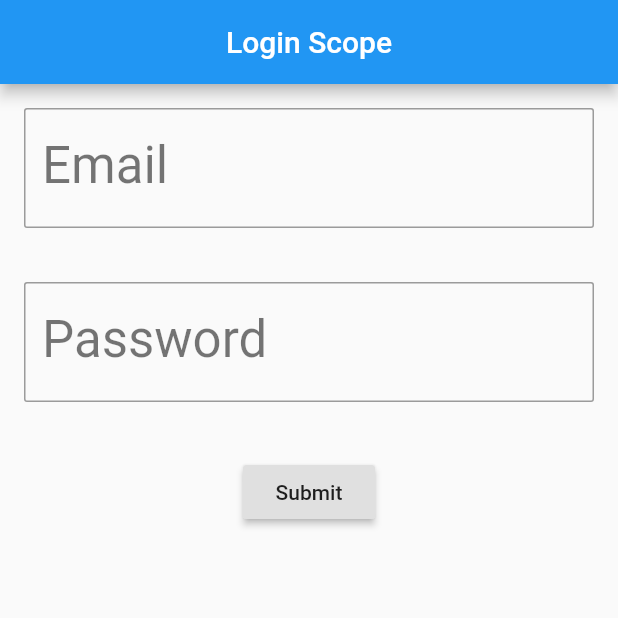
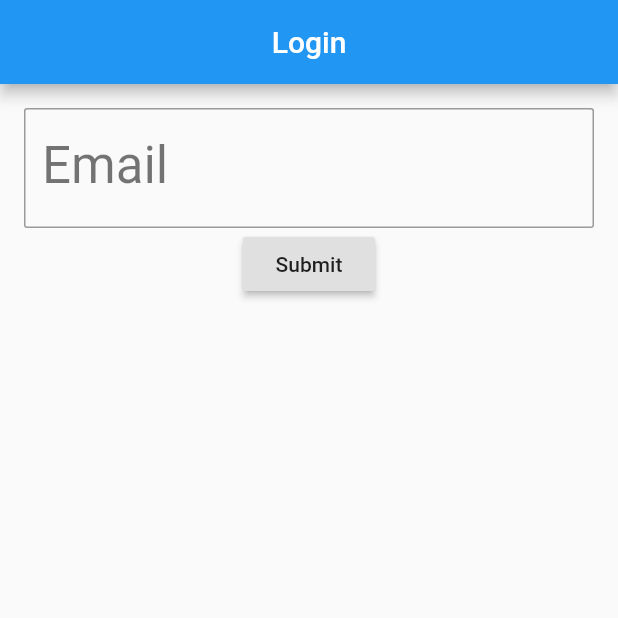
Before and after one commit to akashmehta/ExploreFlutter, a Flutter app: the screen it shows after launch, on a phone screen of 412 x 824 dp, the top half of it. Run offline on Flutter 3.47's test engine with Material 2 defaults, Android fonts, the phone set to English and light mode, and no system bars; our stand-ins replace rxdart; generated files the repository leaves out were written again.

Commit message:
Login page using inherited widget.

```diff
--- /dev/null
+++ b/lib/inheritedWidget/login.dart
@@ -0,0 +1,24 @@
+import 'package:flutter/cupertino.dart';
+import 'package:flutter/material.dart';
+import 'package:flutter_app/inheritedWidget/login_page.dart';
+import 'package:flutter_app/inheritedWidget/name_handler.dart';
+import 'package:flutter_app/inheritedWidget/name_provider.dart';
+import 'package:flutter_app/inheritedWidget/show_name.dart';
+
+class LoginWidget extends StatelessWidget {
+  @override
+  Widget build(BuildContext context) {
+    return Scaffold(
+      appBar: AppBar(
+        title: Text("Login"),
+        centerTitle: true,
+      ),
+      body: Center(
+        child: Padding(
+          padding: EdgeInsets.all(16),
+          child: LoginPage(),
+        ),
+      ),
+    );
+  }
+}
--- /dev/null
+++ b/lib/inheritedWidget/login_page.dart
@@ -0,0 +1,53 @@
+import 'package:flutter/cupertino.dart';
+import 'package:flutter/material.dart';
+import 'package:flutter_app/inheritedWidget/name_handler.dart';
+import 'package:flutter_app/inheritedWidget/name_provider.dart';
+import 'package:flutter_app/inheritedWidget/show_name.dart';
+
+const labelUserName = "Email";
+const labelSubmit = "Submit";
+
+class LoginPage extends StatefulWidget {
+  LoginPage();
+
+  @override
+  _LoginPageState createState() => _LoginPageState();
+}
+
+class _LoginPageState extends State<LoginPage> {
+  String userName = "";
+
+  void setName(String userName) {
+    this.userName = userName;
+  }
+  var nameHandler = new NameHandler("");
+
+  @override
+  Widget build(BuildContext context) {
+    return NameProvider(
+      nameHandler: nameHandler,
+      child: Column(
+        children: <Widget>[
+          TextField(
+            style: Theme.of(context).textTheme.display1,
+            decoration: InputDecoration(
+                labelText: labelUserName,
+                labelStyle: Theme.of(context).textTheme.display1,
+                border:
+                    OutlineInputBorder(borderRadius: BorderRadius.circular(2))),
+            keyboardType: TextInputType.emailAddress,
+            onChanged: setName,
+          ),
+          RaisedButton(
+              child: Text(labelSubmit),
+              onPressed: () {
+                setState(() {
+                  nameHandler.setName(userName);
+                });
+              }),
+          ShowName()
+        ],
+      ),
+    );
+  }
+}
--- /dev/null
+++ b/lib/inheritedWidget/name_handler.dart
@@ -0,0 +1,9 @@
+class NameHandler {
+  String name;
+
+  NameHandler(this.name);
+
+  void setName(String name) {
+    this.name = name;
+  }
+}
--- /dev/null
+++ b/lib/inheritedWidget/name_provider.dart
@@ -0,0 +1,18 @@
+import 'package:flutter/cupertino.dart';
+import 'package:flutter_app/inheritedWidget/name_handler.dart';
+
+class NameProvider extends InheritedWidget {
+  final NameHandler nameHandler;
+
+  final Widget child;
+
+  NameProvider({this.nameHandler, this.child}) : super(child: child);
+
+  static NameProvider of(BuildContext context) =>
+      context.inheritFromWidgetOfExactType(NameProvider);
+
+  @override
+  bool updateShouldNotify(NameProvider oldWidget) {
+    return true;
+  }
+}
--- /dev/null
+++ b/lib/inheritedWidget/show_name.dart
@@ -0,0 +1,19 @@
+
+
+import 'package:flutter/cupertino.dart';
+import 'package:flutter_app/inheritedWidget/name_handler.dart';
+import 'package:flutter_app/inheritedWidget/name_provider.dart';
+
+class ShowName extends StatelessWidget {
+  @override
+  Widget build(BuildContext context) {
+    NameHandler nameHandler = NameProvider.of(context).nameHandler;
+    return Center (
+      child: Padding(
+        padding: EdgeInsets.all(16),
+        child: Text(nameHandler.name.toString()),
+      ),
+    );
+  }
+
+}
--- a/lib/main.dart
+++ b/lib/main.dart
@@ -3,6 +3,7 @@ import 'package:flutter_app/common/bloc_provider.dart';
 import 'package:flutter_app/counterUsingBloc/counter_bloc.dart';
 import 'package:flutter_app/counterUsingBloc/counter_bloc_widget.dart';
 import 'package:flutter_app/futureWidget/RemoteItem.dart';
+import 'package:flutter_app/inheritedWidget/login.dart';
 import 'package:flutter_app/streamAndSink/CounterWidget.dart';
 import 'package:flutter_app/unitApiIntegration/UnitWidget.dart';
 import 'package:flutter_app/unitConvertor/UnitList.dart';
@@ -17,7 +18,7 @@ class MyApp extends StatelessWidget {
   Widget build(BuildContext context) {
     return MaterialApp(
       debugShowCheckedModeBanner: false,
-      home: LoginPage(),
+      home: LoginWidget(),
     );
   }
 }
```
